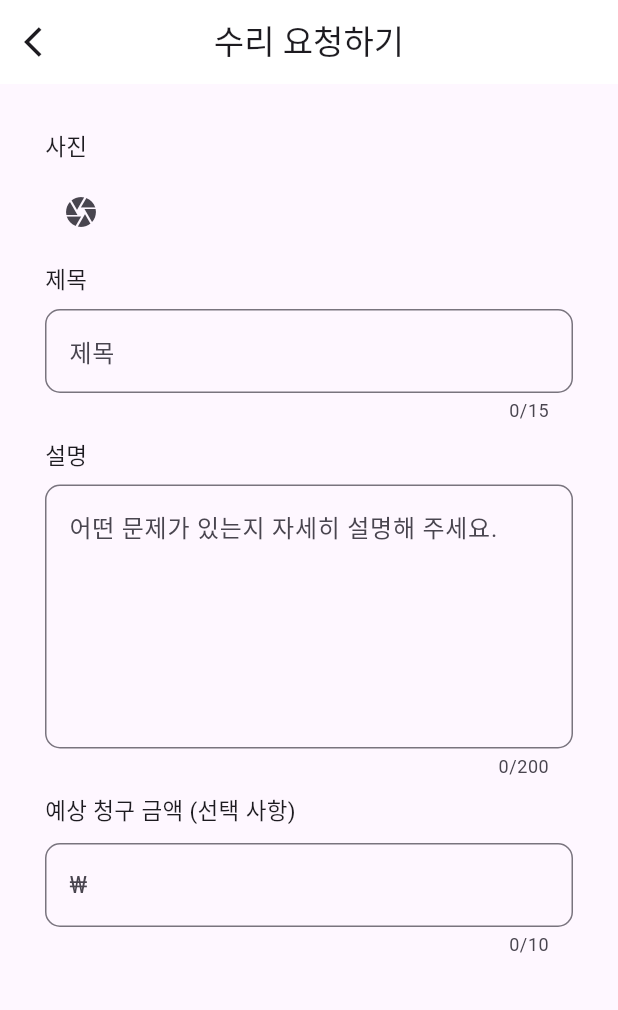
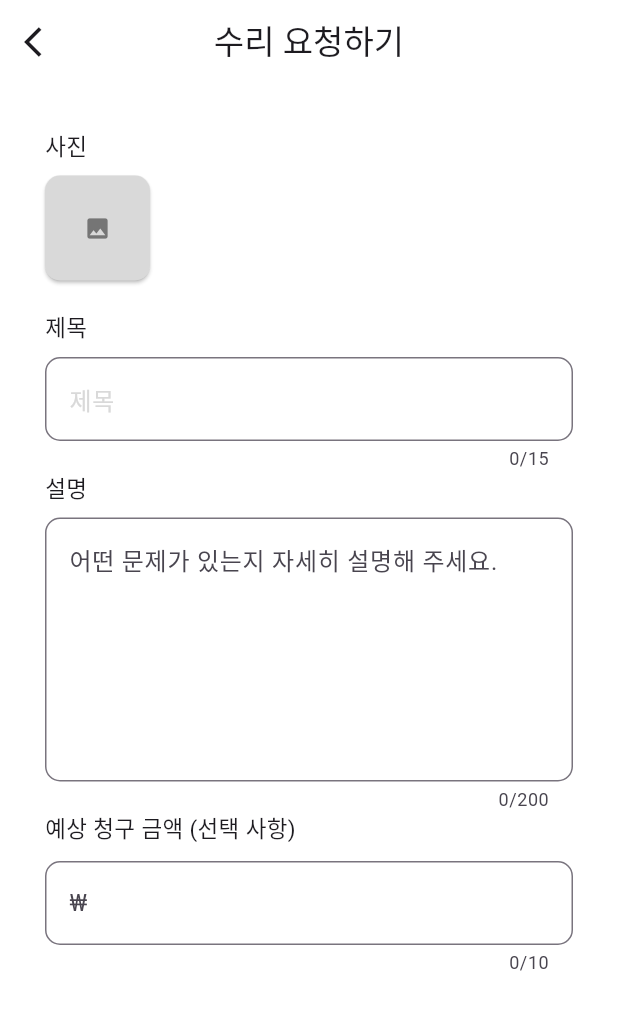
Before and after one commit to 2024OSS-Telo/Telo_flutter, a Flutter app: the screen it shows after launch, item 2 of the bottom bar chosen, after a tap on the "add" icon, on a phone screen of 412 x 824 dp. Shown: the top 1010 px of the screen. Run offline on Flutter 3.47's test engine with Material 3 defaults, Android fonts, the phone set to English and light mode, and no system bars; our stand-ins replace image_picker, smooth_page_indicator.

Commit message:
Feat: 수리 요청 페이지 수정

```diff
--- a/lib/screens/repair/repair_request_page.dart
+++ b/lib/screens/repair/repair_request_page.dart
@@ -12,10 +12,12 @@ class RepairRequestPage extends StatefulWidget {
 
 class _RepairRequestPageState extends State<RepairRequestPage> {
   final _formKey = GlobalKey<FormState>();
+  final ImagePicker _picker = ImagePicker();
 
   String _titleValue = "";
   String _descriptionValue = "";
   int _estimateValue = 0;
+  List<XFile> _pickedImages = [];
 
   @override
   Widget build(BuildContext context) {
@@ -31,21 +33,45 @@ class _RepairRequestPageState extends State<RepairRequestPage> {
                     Navigator.pop(context); // 뒤로가기
                   },
                 )),
-            body: Container(
+            body: SingleChildScrollView(
+              child: Container(
+                color: Colors.white,
                 padding: const EdgeInsets.all(30),
                 child: Form(
                     key: _formKey,
                     child: Column(
                         crossAxisAlignment: CrossAxisAlignment.start,
                         children: [
-                        Text("사진", style: TextStyle(fontSize: 15),),
+                          Text(
+                            "사진",
+                            style: TextStyle(fontSize: 15),
+                          ),
                           SizedBox(height: 10),
-                        IconButton(onPressed: () async {
-                          var picker = ImagePicker();
-                          var image = await picker.pickImage(source: ImageSource.gallery);
-                        }, icon: Icon(Icons.camera)),
-                        SizedBox(height: 10),
-                        Text("제목", style: TextStyle(fontSize: 15),),
+                          // 사진 가져오기
+                          ElevatedButton(
+                            onPressed: () async {
+                              final List<XFile>? images =
+                                  await _picker.pickMultiImage();
+                              if (images != null) {
+                                setState(() {
+                                  _pickedImages.addAll(images);
+                                });
+                              }
+                            },
+                            style: ElevatedButton.styleFrom(
+                              backgroundColor: Color(0xffD9D9D9),
+                              fixedSize: Size(70, 70),
+                              shape: RoundedRectangleBorder(
+                                borderRadius: BorderRadius.circular(10),
+                              ),
+                            ),
+                            child: Icon(Icons.image, color: Color(0xff757575),),
+                          ),
+                          SizedBox(height: 20),
+                          Text(
+                            "제목",
+                            style: TextStyle(fontSize: 15),
+                          ),
                           SizedBox(height: 10),
                           TextFormField(
                             validator: (value) {
@@ -61,13 +87,16 @@ class _RepairRequestPageState extends State<RepairRequestPage> {
                             maxLength: 15,
                             decoration: const InputDecoration(
                                 hintText: "제목",
+                                hintStyle: TextStyle(color: Color(0xffD9D9D9)),
                                 border: OutlineInputBorder(
-                                  borderSide: BorderSide(color: Color(0xffD9D9D9),),
-                                borderRadius: BorderRadius.all(Radius.circular(10)),
-                              )
+                                  borderSide: BorderSide(
+                                    color: Color(0xffD9D9D9),
+                                    width: 30
                                   ),
+                                  borderRadius:
+                                      BorderRadius.all(Radius.circular(10)),
+                                )),
                           ),
-                        SizedBox(height: 10),
                           Text("설명", style: TextStyle(fontSize: 15)),
                           SizedBox(height: 10),
                           TextFormField(
@@ -86,12 +115,15 @@ class _RepairRequestPageState extends State<RepairRequestPage> {
                             decoration: const InputDecoration(
                                 hintText: "어떤 문제가 있는지 자세히 설명해 주세요.",
                                 border: OutlineInputBorder(
-                                borderSide: BorderSide(color: Color(0xffD9D9D9),),
-                                borderRadius: BorderRadius.all(Radius.circular(10)),
+                                  borderSide: BorderSide(
+                                    color: Color(0xffD9D9D9),
+                                  ),
+                                  borderRadius:
+                                      BorderRadius.all(Radius.circular(10)),
                                 )),
                           ),
-                        SizedBox(height: 10),
-                        Text("예상 청구 금액 (선택 사항)", style: TextStyle(fontSize: 15)),
+                          Text("예상 청구 금액 (선택 사항)",
+                              style: TextStyle(fontSize: 15)),
                           SizedBox(height: 10),
                           TextFormField(
                             onSaved: (value) {
@@ -108,11 +140,15 @@ class _RepairRequestPageState extends State<RepairRequestPage> {
                             decoration: const InputDecoration(
                                 hintText: "₩",
                                 border: OutlineInputBorder(
-                                borderSide: BorderSide(color: Color(0xffD9D9D9),),
-                                borderRadius: BorderRadius.all(Radius.circular(10)),
+                                  borderSide: BorderSide(
+                                    color: Color(0xffD9D9D9),
+                                  ),
+                                  borderRadius:
+                                      BorderRadius.all(Radius.circular(10)),
                                 )),
                           )
                         ])),
+              ),
             )));
   }
 }
```
Lines whose indentation alone changed are shown as unchanged.
